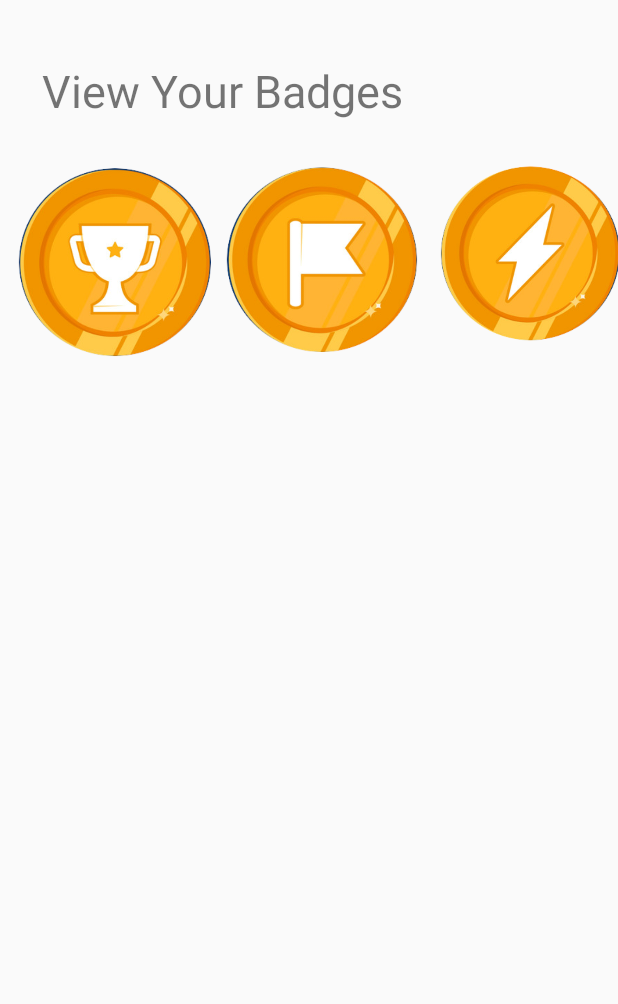
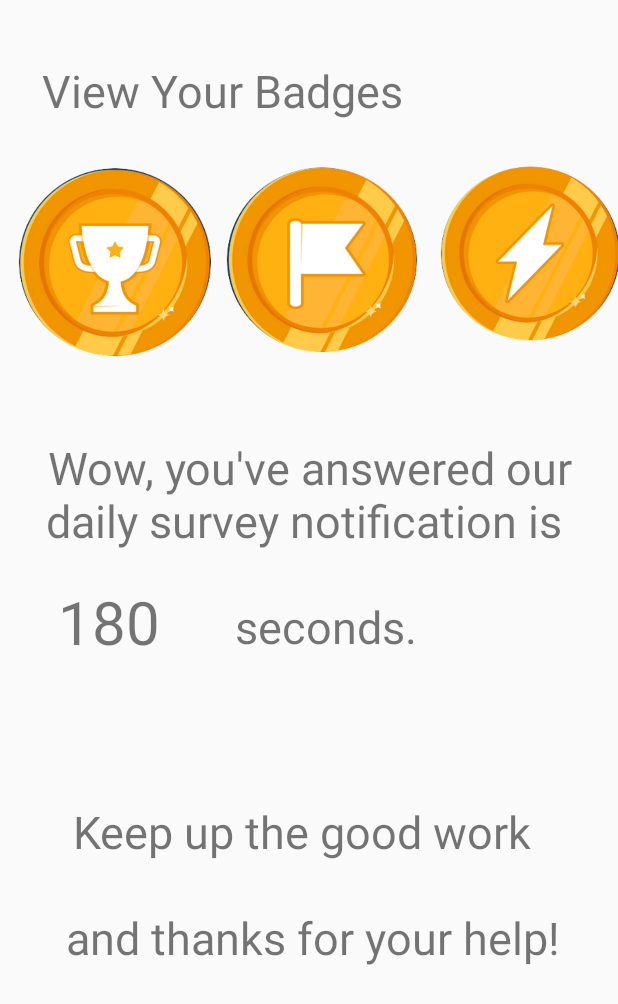
Before and after one commit to First-responder-anxiety/StressOS, an Android app: the BadgeActivity screen opened directly, with no data from a screen before it, after a tap on an icon or button, on a phone screen of 412 x 824 dp. Shown: the top 1004 px of the screen. Run offline under Robolectric (Android 15) with nearby library versions, the phone set to English and light mode, and no system bars; 2 other taps on this screen came first.

Commit message:
- In the middle of the time answering badge.

```diff
--- a/app/src/main/java/com/example/stressos/BadgeActivity.java
+++ b/app/src/main/java/com/example/stressos/BadgeActivity.java
@@ -14,13 +14,14 @@ public class BadgeActivity extends AppCompatActivity {
     private String userCurrentStreak = "5";
     private String numberOfSurveysAnswered = "30";
     private String nextDayBadge = "50";
+    private String timeRespondingToNotification = "180";
 
     private String streakBadgeDescription = "Your longest streak for answering our surveys is \n\n days in a row!";
     private String streakChallengeDescription = "Your Challenge: Beat it!\n\nCurrent Streak: ";
     private String surveyBadgeDescription = "You've answered our \n survey a total of \n\n     times. Good job!";
     private String surveyChallengeDescription = "Your Challenge: Beat it \n\n and get the " + nextDayBadge + " day badge!";
-    private String timeBadgeDescription = "";
-    private String timeChallengeDescription = "";
+    private String timeBadgeDescription = "Wow, you've answered our daily survey notification is \n\n   seconds.";
+    private String timeChallengeDescription = "Keep up the good work \n\n and thanks for your help!";
     private String watchBadgeDescription = "";
     private String watchChallengeDescription = "";
 
@@ -99,7 +100,7 @@ public class BadgeActivity extends AppCompatActivity {
 
         // Set the longest Streak number.
         TextView longestStreakTextView = findViewById(R.id.longestStreakNumber);
-        longestStreakTextView.setText("");
+        longestStreakTextView.setText(timeRespondingToNotification);
 
         // Set the current Streak number.
         TextView currentStreakTextView = findViewById(R.id.currentStreakNumber);
--- a/app/src/main/res/layout/activity_badge.xml
+++ b/app/src/main/res/layout/activity_badge.xml
@@ -109,11 +109,11 @@
 
     <TextView
         android:id="@+id/longestStreakNumber"
-        android:layout_width="84dp"
-        android:layout_height="67dp"
+        android:layout_width="90dp"
+        android:layout_height="97dp"
         android:layout_marginStart="28dp"
         android:layout_marginLeft="28dp"
-        android:layout_marginTop="124dp"
+        android:layout_marginTop="108dp"
         android:gravity="center"
         android:text=""
         android:textSize="40sp"
```
